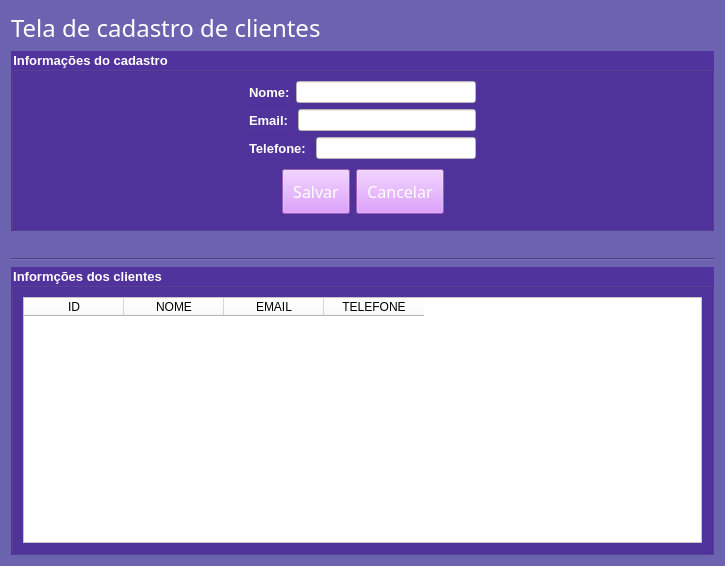
Above: view/cadastro_clientes.ui from Michel3-01/Sistema_Loja_de_Roupas before the change. Below: the same form after it.
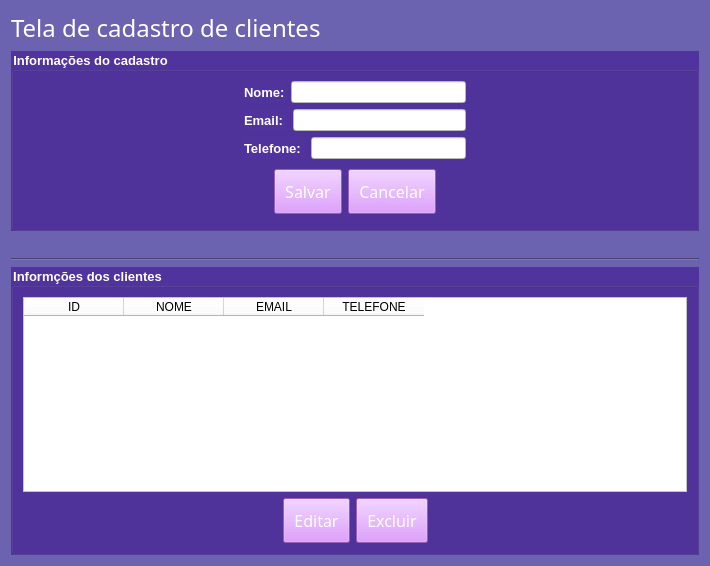
That is the form after the change.

```diff
--- a/view/cadastro_clientes.ui
+++ b/view/cadastro_clientes.ui
@@ -6,7 +6,7 @@
    <rect>
     <x>0</x>
     <y>0</y>
-    <width>725</width>
+    <width>710</width>
     <height>566</height>
    </rect>
   </property>
@@ -16,7 +16,7 @@
   <property name="styleSheet">
    <string notr="true">background-color:rgb(108, 99, 176)</string>
   </property>
-  <layout class="QVBoxLayout" name="verticalLayout_4">
+  <layout class="QVBoxLayout" name="verticalLayout_5">
    <item>
     <widget class="QLabel" name="label">
      <property name="font">
@@ -288,6 +288,8 @@
      <property name="title">
       <string>Informções dos clientes</string>
      </property>
+     <layout class="QVBoxLayout" name="verticalLayout_4">
+      <item>
      <layout class="QVBoxLayout" name="verticalLayout_3">
       <item>
        <widget class="QTableWidget" name="tabela_clientes">
@@ -316,6 +318,76 @@
          </property>
         </column>
        </widget>
+        </item>
+        <item>
+         <layout class="QHBoxLayout" name="horizontalLayout">
+          <item>
+           <spacer name="horizontalSpacer_5">
+            <property name="orientation">
+             <enum>Qt::Horizontal</enum>
+            </property>
+            <property name="sizeHint" stdset="0">
+             <size>
+              <width>40</width>
+              <height>20</height>
+             </size>
+            </property>
+           </spacer>
+          </item>
+          <item>
+           <widget class="QPushButton" name="editar_btn">
+            <property name="font">
+             <font>
+              <family>Impact</family>
+              <pointsize>12</pointsize>
+             </font>
+            </property>
+            <property name="styleSheet">
+             <string notr="true">background-color: rgb(214, 131, 255);
+color: rgb(255, 255, 255);
+padding: 10px;
+</string>
+            </property>
+            <property name="text">
+             <string>Editar</string>
+            </property>
+           </widget>
+          </item>
+          <item>
+           <widget class="QPushButton" name="excluir_btn">
+            <property name="font">
+             <font>
+              <family>Impact</family>
+              <pointsize>12</pointsize>
+             </font>
+            </property>
+            <property name="styleSheet">
+             <string notr="true">background-color: rgb(214, 131, 255);
+color: rgb(255, 255, 255);
+padding: 10px;
+</string>
+            </property>
+            <property name="text">
+             <string>Excluir</string>
+            </property>
+           </widget>
+          </item>
+          <item>
+           <spacer name="horizontalSpacer_6">
+            <property name="orientation">
+             <enum>Qt::Horizontal</enum>
+            </property>
+            <property name="sizeHint" stdset="0">
+             <size>
+              <width>40</width>
+              <height>20</height>
+             </size>
+            </property>
+           </spacer>
+          </item>
+         </layout>
+        </item>
+       </layout>
       </item>
      </layout>
     </widget>
```
Lines whose indentation alone changed are shown as unchanged.
